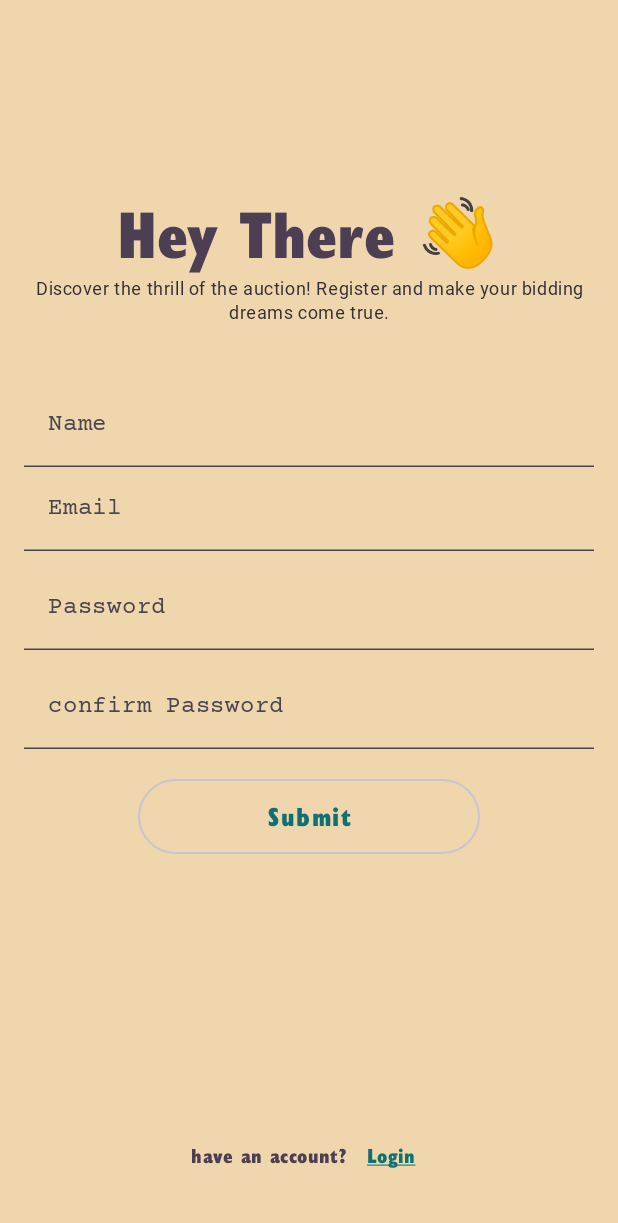
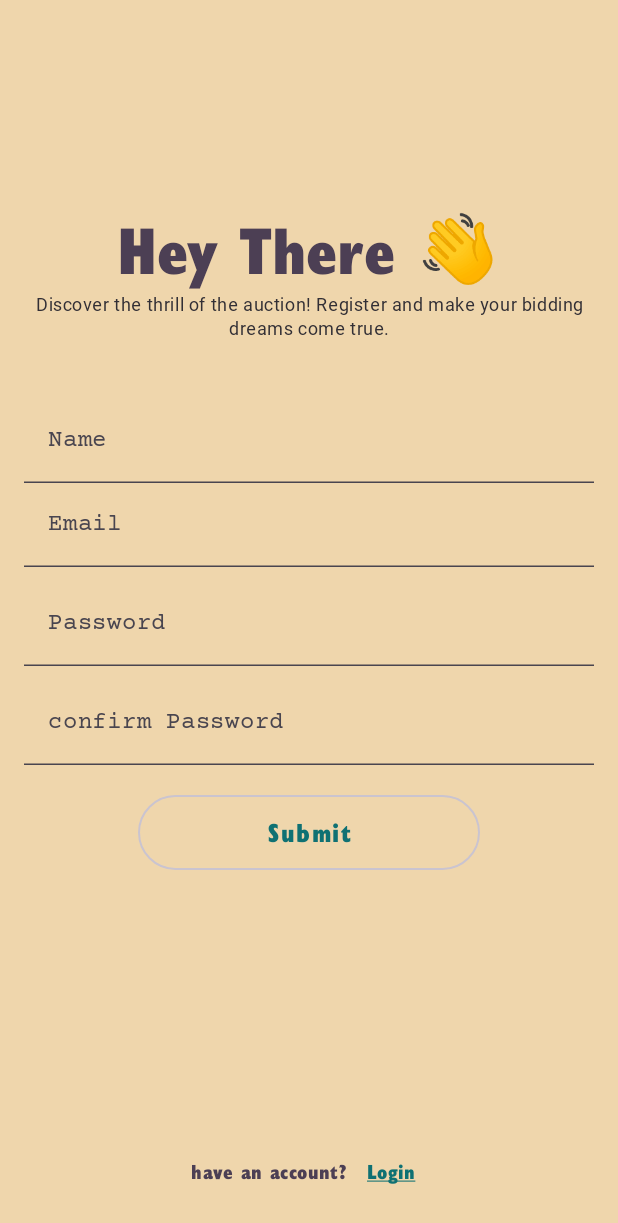
Before and after one commit to Kavan2003/miniProject, an Android app built with Jetpack Compose: the Register screen opened through its navigation route, on a phone screen of 412 x 824 dp. Shown: the top 1223 px of the screen. Run offline under Robolectric (Android 15) with nearby library versions, the phone set to English and light mode, and no system bars; our stand-ins replace Firebase (no records; nobody signed in at launch, a user with empty details on screens opened directly).

Commit message:
Splash screen and padding change

```diff
--- a/app/src/main/java/com/example/mini_oroject/screens/login_register/Login.kt
+++ b/app/src/main/java/com/example/mini_oroject/screens/login_register/Login.kt
@@ -174,11 +174,13 @@ fun Login(navController: NavHostController, auth: FirebaseAuth) {
                                     context,
                                     "Login Failed ${it.exception?.message}",
                                     Toast.LENGTH_SHORT
+
                                 ).show()
+//                                navController.navigate(Routes.Login.rout)
 
                             }
                         }
-                    navController.navigate(Routes.Home.rout)
+//                    navController.navigate(Routes.Home.rout)
 
                 },
                 modifier = Modifier
--- a/app/src/main/java/com/example/mini_oroject/screens/login_register/Register.kt
+++ b/app/src/main/java/com/example/mini_oroject/screens/login_register/Register.kt
@@ -59,10 +59,11 @@ fun Register(navController: NavHostController, auth: FirebaseAuth) {
                 containerColor = Color.Transparent,
                 modifier = Modifier
 
-                    .padding(16.dp),
+                    .padding(top = 5.dp, bottom = 5.dp, end = 0.dp, start = 0.dp),
+                tonalElevation = 10.dp
 
 
-                ) {
+            ) {
                 if (!isLoading)
                     Row(
                         modifier = Modifier
--- a/app/src/main/res/animator/logo_animation.xml
+++ b/app/src/main/res/animator/logo_animation.xml
@@ -1,6 +1,6 @@
 <?xml version="1.0" encoding="utf-8"?>
 <objectAnimator xmlns:android="http://schemas.android.com/apk/res/android"
-    android:duration="1000">
+    android:duration="@android:integer/config_shortAnimTime">
     <propertyValuesHolder
         android:propertyName="rotation"
         android:valueFrom="0"
@@ -8,12 +8,12 @@
         android:valueType="floatType" />
     <propertyValuesHolder
         android:propertyName="scaleX"
-        android:valueFrom="0"
+        android:valueFrom="0.3"
         android:valueTo="0.5"
         android:valueType="floatType" />
     <propertyValuesHolder
         android:propertyName="scaleY"
-        android:valueFrom="0"
+        android:valueFrom="0.3"
         android:valueTo="0.5"
         android:valueType="floatType" />
 </objectAnimator>
--- a/app/src/main/res/drawable/animator_logo.xml
+++ b/app/src/main/res/drawable/animator_logo.xml
@@ -2,7 +2,7 @@
 <animated-vector xmlns:android="http://schemas.android.com/apk/res/android"
     android:drawable="@drawable/splash_icon">
 <target
-        android:name="splash_icon"
+        android:name="animate"
         android:animation="@animator/logo_animation" />
 
 </animated-vector>
--- a/app/src/main/res/drawable/splash_icon.xml
+++ b/app/src/main/res/drawable/splash_icon.xml
@@ -10,8 +10,6 @@
         android:pivotX="72"
         android:pivotY="72"
         android:rotation="0"
-
-
         >
         <path
             android:fillColor="#112B3F"
--- a/app/src/main/res/values/themes.xml
+++ b/app/src/main/res/values/themes.xml
@@ -6,7 +6,6 @@
     <style name="Theme.App.Start" parent="Theme.SplashScreen">
         <item name="windowSplashScreenBackground">@color/light_green</item>
         <item name="postSplashScreenTheme">@style/Theme.Mini_oroject</item>
-
         <item name="windowSplashScreenAnimatedIcon">@drawable/animator_logo</item>
     </style>
 </resources>
```
Also changed, not shown: app/src/main/java/com/example/mini_oroject/MainActivity.kt (+0 -24 lines).
